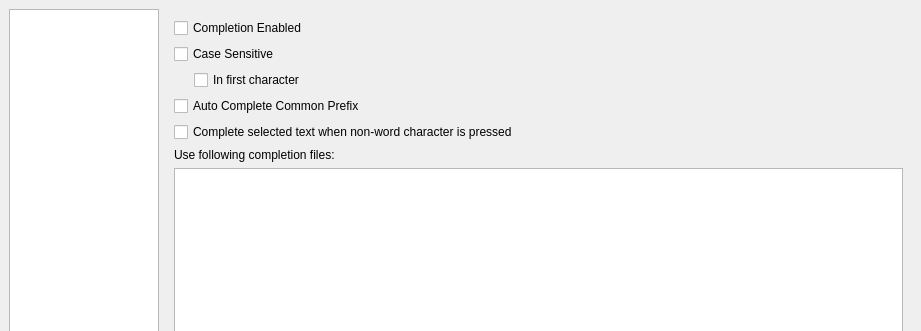
Old version of the form configdialog.ui in the repository svn2github/texstudio-trunk; both pictures show x 0 to 921 and y 0 to 331 of the 921 by 610 pixel window.
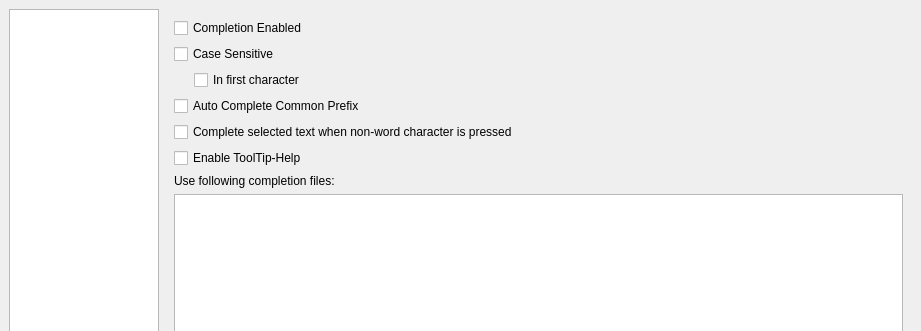
New version of the form. The open tabs and pages were chosen to show the change. Icons and pictures are not drawn.

Commit message: ToolTip-Help in completer can now be turned off

The edit to the form file:
```diff
--- a/configdialog.ui
+++ b/configdialog.ui
@@ -951,6 +951,13 @@
          </property>
         </widget>
        </item>
+       <item>
+        <widget class="QCheckBox" name="checkBoxToolTipHelp">
+         <property name="text">
+          <string>Enable ToolTip-Help</string>
+         </property>
+        </widget>
+       </item>
        <item>
         <widget class="QLabel" name="label_12">
          <property name="text">
```
Left out of the diff: 10 changed lines with no effect on the pictures. The commit also changes 3 other files.
